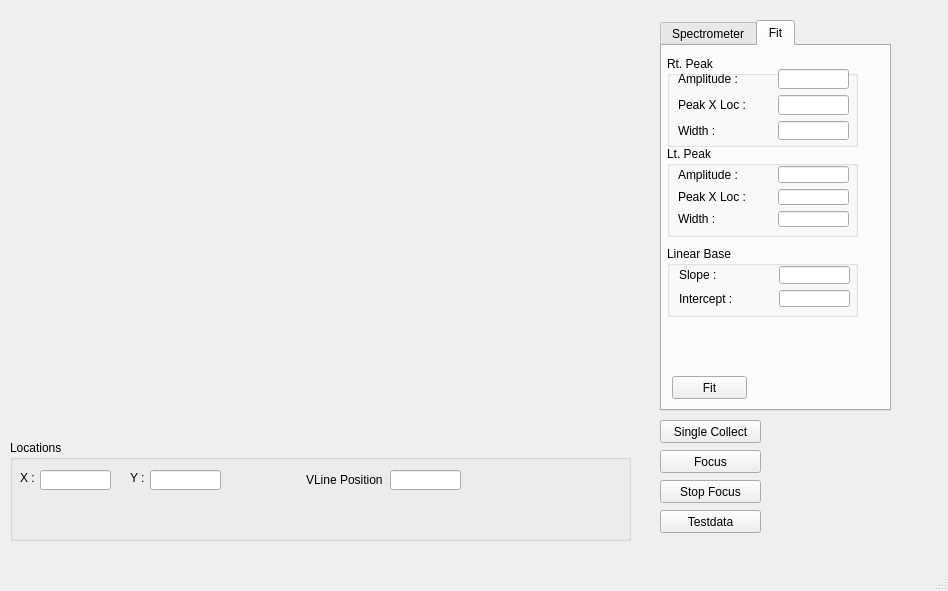
Qt form mainwindow.ui (hgarbeil/OOSpec) before a commit.
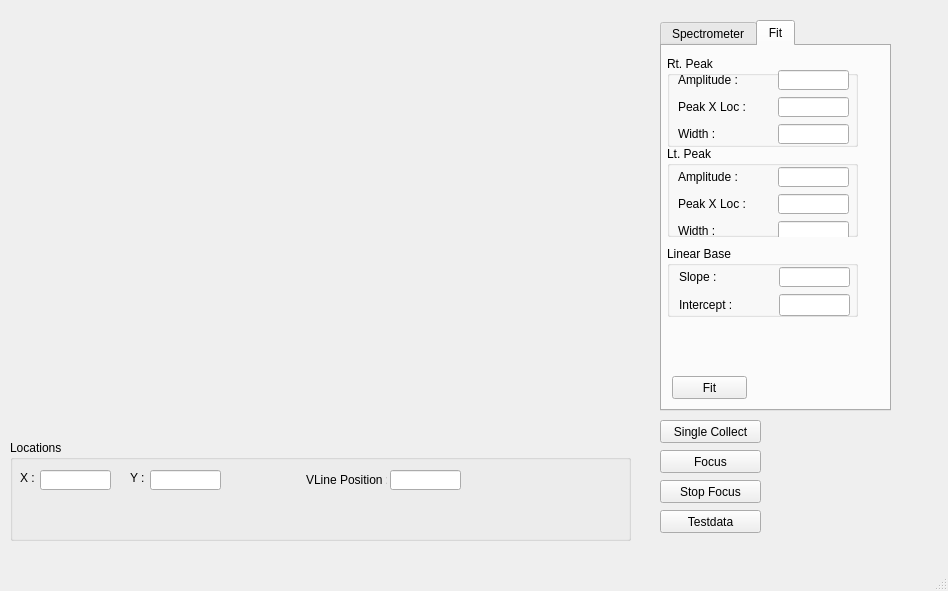
The same form after that commit. Custom widgets are drawn as their Qt base class.

The edit to the form file:
```diff
--- a/mainwindow.ui
+++ b/mainwindow.ui
@@ -277,13 +277,13 @@
       <property name="title">
        <string>Rt. Peak</string>
       </property>
-      <widget class="QWidget" name="">
+      <widget class="QWidget" name="layoutWidget">
        <property name="geometry">
         <rect>
          <x>11</x>
          <y>13</y>
          <width>171</width>
-         <height>71</height>
+         <height>76</height>
         </rect>
        </property>
        <layout class="QGridLayout" name="gridLayout">
@@ -353,13 +353,13 @@
       <property name="title">
        <string>Lt. Peak</string>
       </property>
-      <widget class="QWidget" name="">
+      <widget class="QWidget" name="layoutWidget">
        <property name="geometry">
         <rect>
          <x>11</x>
          <y>20</y>
          <width>171</width>
-         <height>61</height>
+         <height>76</height>
         </rect>
        </property>
        <layout class="QGridLayout" name="gridLayout_2">
@@ -442,13 +442,13 @@
       <property name="title">
        <string>Linear Base</string>
       </property>
-      <widget class="QWidget" name="">
+      <widget class="QWidget" name="layoutWidget">
        <property name="geometry">
         <rect>
          <x>12</x>
          <y>20</y>
          <width>171</width>
-         <height>41</height>
+         <height>51</height>
         </rect>
        </property>
        <layout class="QGridLayout" name="gridLayout_3">
```
Left out of the diff: 6 changed lines with no effect on the pictures.
